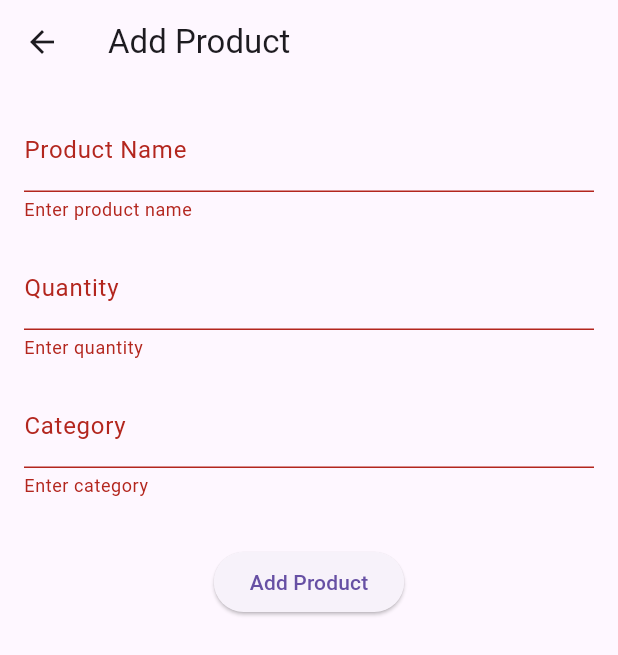
After one commit to ssmugdho7/inventory-store, a Flutter app: the AddEditNoteScreen screen opened by its route, after a tap on "Add Product", on a phone screen of 412 x 824 dp. The commit adds this screen. Shown: the top 655 px of the screen. Run offline on Flutter 3.47's test engine with Material 3 defaults, Android fonts, the light colour scheme and no system bars; our stand-ins replace firebase_auth; accounts and stored records are empty.

Commit message:
Add self-contained Add/Edit page

```diff
--- /dev/null
+++ b/lib/screens/add_edit_note_screen.dart
@@ -0,0 +1,150 @@
+import 'package:flutter/material.dart';
+
+class Product {
+  String id;
+  String name;
+  int quantity;
+  String category;
+
+  Product({
+    required this.id,
+    required this.name,
+    required this.quantity,
+    required this.category,
+  });
+}
+
+class AddEditNoteScreen extends StatefulWidget {
+  final Product? product; // null for add, existing product for edit
+
+  const AddEditNoteScreen({Key? key, this.product}) : super(key: key);
+
+  @override
+  _AddEditNoteScreenState createState() => _AddEditNoteScreenState();
+}
+
+class _AddEditNoteScreenState extends State<AddEditNoteScreen> {
+  final _formKey = GlobalKey<FormState>();
+  final List<Product> _products = []; // Local list to hold products
+
+  late TextEditingController _nameController;
+  late TextEditingController _quantityController;
+  late TextEditingController _categoryController;
+
+  @override
+  void initState() {
+    super.initState();
+    _nameController = TextEditingController(text: widget.product?.name ?? '');
+    _quantityController = TextEditingController(
+      text: widget.product?.quantity.toString() ?? '',
+    );
+    _categoryController = TextEditingController(
+      text: widget.product?.category ?? '',
+    );
+  }
+
+  @override
+  void dispose() {
+    _nameController.dispose();
+    _quantityController.dispose();
+    _categoryController.dispose();
+    super.dispose();
+  }
+
+  void _saveProduct() {
+    if (_formKey.currentState!.validate()) {
+      final id = widget.product?.id ?? DateTime.now().toString();
+      final newProduct = Product(
+        id: id,
+        name: _nameController.text.trim(),
+        quantity: int.parse(_quantityController.text.trim()),
+        category: _categoryController.text.trim(),
+      );
+
+      setState(() {
+        if (widget.product == null) {
+          _products.add(newProduct);
+        } else {
+          final index = _products.indexWhere(
+            (product) => product.id == widget.product!.id,
+          );
+          if (index != -1) _products[index] = newProduct;
+        }
+      });
+
+      Navigator.of(context).pop();
+    }
+  }
+
+  void _deleteProduct() {
+    if (widget.product != null) {
+      setState(() {
+        _products.removeWhere((p) => p.id == widget.product!.id);
+      });
+      Navigator.of(context).pop();
+    }
+  }
+
+  @override
+  Widget build(BuildContext context) {
+    final isEditing = widget.product != null;
+
+    return Scaffold(
+      appBar: AppBar(
+        title: Text(isEditing ? 'Edit Product' : 'Add Product'),
+        actions: [
+          if (isEditing)
+            IconButton(
+              icon: const Icon(Icons.delete),
+              onPressed: _deleteProduct,
+            ),
+        ],
+      ),
+      body: Padding(
+        padding: const EdgeInsets.all(16),
+        child: Form(
+          key: _formKey,
+          child: Column(
+            children: [
+              TextFormField(
+                controller: _nameController,
+                decoration: const InputDecoration(labelText: 'Product Name'),
+                validator:
+                    (value) =>
+                        value == null || value.isEmpty
+                            ? 'Enter product name'
+                            : null,
+              ),
+              const SizedBox(height: 16),
+              TextFormField(
+                controller: _quantityController,
+                decoration: const InputDecoration(labelText: 'Quantity'),
+                keyboardType: TextInputType.number,
+                validator: (value) {
+                  if (value == null || value.isEmpty) return 'Enter quantity';
+                  if (int.tryParse(value) == null) return 'Enter valid number';
+                  return null;
+                },
+              ),
+              const SizedBox(height: 16),
+              TextFormField(
+                controller: _categoryController,
+                decoration: const InputDecoration(labelText: 'Category'),
+                validator:
+                    (value) =>
+                        value == null || value.isEmpty
+                            ? 'Enter category'
+                            : null,
+              ),
+              const SizedBox(height: 32),
+              ElevatedButton(
+                onPressed: _saveProduct,
+                child: Text(isEditing ? 'Update Product' : 'Add Product'),
+              ),
+            ],
+          ),
+        ),
+      ),
+    );
+  }
+}
```
Also changed, not shown: lib/main.dart (+21 -21 lines).
